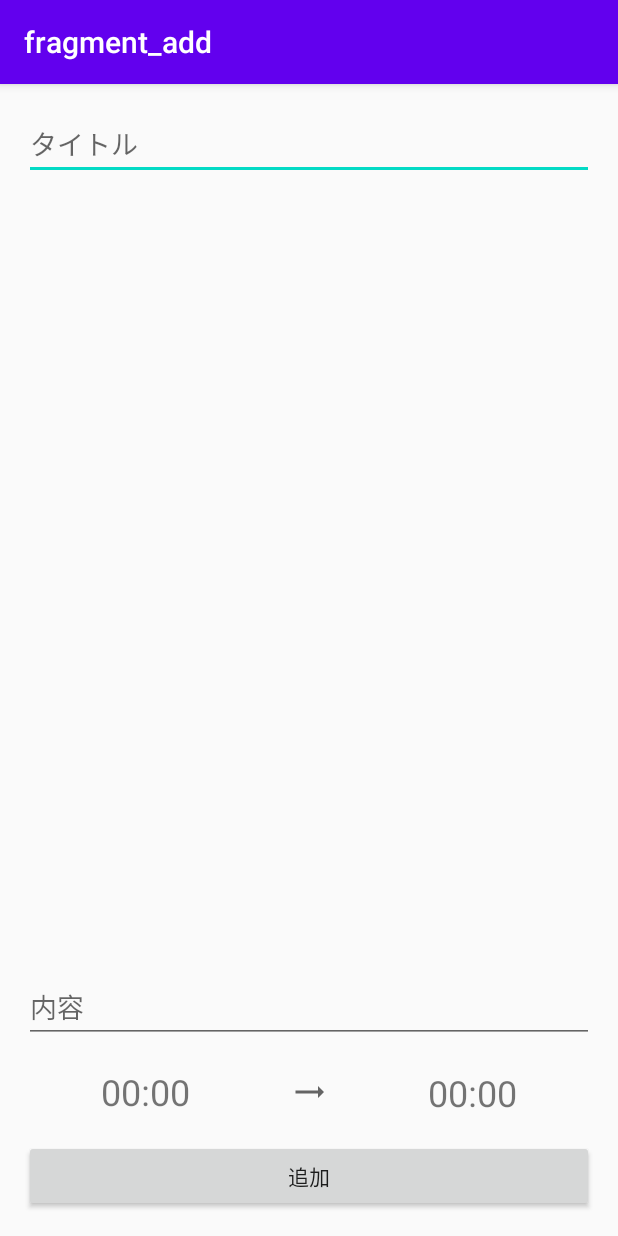
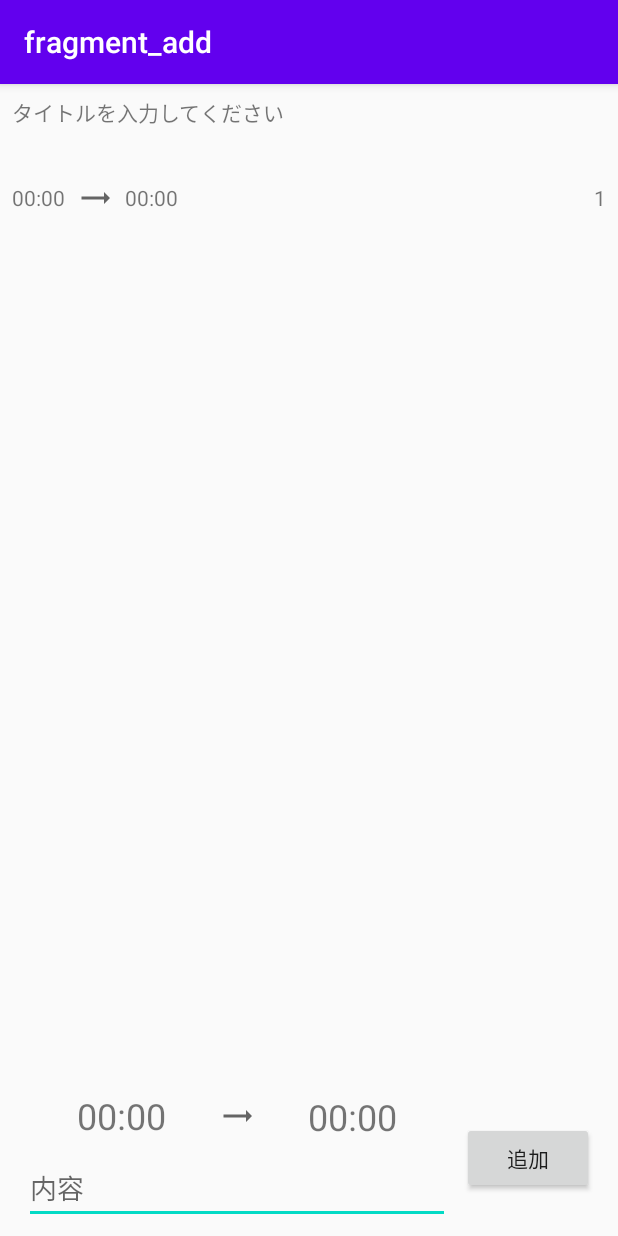
Before and after one commit to kumedashintaro/Timeschedule, an Android app: the screen it shows after launch (MainActivity), after a tap on "追加", on a phone screen of 412 x 824 dp. Run offline under Robolectric (Android 15) with nearby library versions, the phone set to English and light mode, and no system bars; our stand-ins replace Room's generated code, navigation-ui.

Commit message:
RecyclerViewの実装

```diff
--- a/app/build.gradle
+++ b/app/build.gradle
@@ -35,6 +35,8 @@ dependencies {
     testImplementation 'junit:junit:4.12'
     androidTestImplementation 'androidx.test.ext:junit:1.1.2'
     androidTestImplementation 'androidx.test.espresso:espresso-core:3.3.0'
+    //noinspection GradleCompatible
+    implementation 'com.android.support:recyclerview-v7:28.0.0'
 
     // Navigation Component
     implementation 'androidx.navigation:navigation-fragment-ktx:2.2.2'
--- /dev/null
+++ b/app/src/main/java/kumeda/timeschedule/ListAdapter.kt
@@ -0,0 +1,35 @@
+package kumeda.timeschedule
+
+import android.view.LayoutInflater
+import android.view.View
+import android.view.ViewGroup
+import androidx.recyclerview.widget.RecyclerView
+import kotlinx.android.synthetic.main.custom_row.view.*
+
+class ListAdapter : RecyclerView.Adapter<ListAdapter.MyViewHolder>() {
+
+    private var timeScheduleList = emptyList<TimeScheduleData>()
+
+    class MyViewHolder(itemView: View): RecyclerView.ViewHolder(itemView)
+
+    override fun onCreateViewHolder(parent: ViewGroup, viewType: Int): MyViewHolder {
+        return MyViewHolder(LayoutInflater.from(parent.context).inflate(R.layout.custom_row, parent, false))
+    }
+
+    override fun getItemCount(): Int {
+        return timeScheduleList.size
+    }
+
+    override fun onBindViewHolder(holder: MyViewHolder, position: Int) {
+        val currentItem = timeScheduleList[position]
+        holder.itemView.id_text.text = currentItem.id.toString()
+        holder.itemView.content_text.text = currentItem.content
+
+    }
+
+    fun setData(timeScheduleData: List<TimeScheduleData>){
+        this.timeScheduleList = timeScheduleData
+        notifyDataSetChanged()
+    }
+
+}
--- a/app/src/main/java/kumeda/timeschedule/TimeScheduleViewModel.kt
+++ b/app/src/main/java/kumeda/timeschedule/TimeScheduleViewModel.kt
@@ -7,9 +7,9 @@ import androidx.lifecycle.viewModelScope
 import kotlinx.coroutines.Dispatchers
 import kotlinx.coroutines.launch
 
-class TimeScheduleViewModel(application: Application): AndroidViewModel(application) {
+class TimeScheduleViewModel(application: Application) : AndroidViewModel(application) {
 
-    private val readAllData: LiveData<List<TimeScheduleData>>
+    val readAllData: LiveData<List<TimeScheduleData>>
     private val repository: TimeScheduleRepository
 
     init {
@@ -18,8 +18,8 @@ class TimeScheduleViewModel(application: Application): AndroidViewModel(applicat
         readAllData = repository.readAllData
     }
 
-    fun addTimeSchedule(timeScheduleData: TimeScheduleData){
-        viewModelScope.launch (Dispatchers.IO){
+    fun addTimeSchedule(timeScheduleData: TimeScheduleData) {
+        viewModelScope.launch(Dispatchers.IO) {
             repository.addTimeSchedule(timeScheduleData)
         }
     }
--- a/app/src/main/java/kumeda/timeschedule/fragment/AddFragment.kt
+++ b/app/src/main/java/kumeda/timeschedule/fragment/AddFragment.kt
@@ -9,14 +9,11 @@ import android.view.View
 import android.view.ViewGroup
 import android.widget.TimePicker
 import android.widget.Toast
+import androidx.lifecycle.Observer
 import androidx.lifecycle.ViewModelProvider
-import androidx.room.Room
+import androidx.recyclerview.widget.LinearLayoutManager
 import kotlinx.android.synthetic.main.fragment_add.*
 import kotlinx.android.synthetic.main.fragment_add.view.*
-import kotlinx.coroutines.Dispatchers
-import kotlinx.coroutines.GlobalScope
-import kotlinx.coroutines.launch
-import kotlinx.coroutines.withContext
 import kumeda.timeschedule.*
 
 
@@ -49,9 +46,24 @@ class AddFragment : Fragment(), TimePickerDialog.OnTimeSetListener {
     ): View? {
         // Inflate the layout for this fragment
         val view = inflater.inflate(R.layout.fragment_add, container, false)
-
         //Providerが必要、でgetしている
         timeScheduleViewModel = ViewModelProvider(this).get(TimeScheduleViewModel::class.java)
+
+        // Recyclerview
+        val adapter = ListAdapter()
+        val recyclerView = view.title_text
+        recyclerView.adapter = adapter
+        recyclerView.layoutManager = LinearLayoutManager(requireContext())
+
+        // UserViewModel
+        timeScheduleViewModel = ViewModelProvider(this).get(timeScheduleViewModel::class.java)
+        timeScheduleViewModel.readAllData.observe(
+            viewLifecycleOwner,
+            Observer { timeSchedule -> adapter.setData(timeSchedule) })
+
+
+
+
 
 
 
@@ -109,12 +121,12 @@ class AddFragment : Fragment(), TimePickerDialog.OnTimeSetListener {
     }
 
 
-    override fun onStart() {
-        super.onStart()
-        this.dao.readAllData().observe(viewLifecycleOwner, androidx.lifecycle.Observer {
-            println(it)
-        })
-    }
+//    override fun onStart() {
+//        super.onStart()
+//        this.dao.readAllData().observe(viewLifecycleOwner, androidx.lifecycle.Observer {
+//            println(it)
+//        })
+//    }
 
 
     override fun onTimeSet(view: TimePicker?, hour: Int, minute: Int) {
--- /dev/null
+++ b/app/src/main/res/layout/custom_row.xml
@@ -0,0 +1,59 @@
+<?xml version="1.0" encoding="utf-8"?>
+<androidx.constraintlayout.widget.ConstraintLayout xmlns:android="http://schemas.android.com/apk/res/android"
+    xmlns:app="http://schemas.android.com/apk/res-auto"
+    xmlns:tools="http://schemas.android.com/tools"
+    android:layout_width="match_parent"
+    android:layout_height="wrap_content">
+
+    <TextView
+        android:id="@+id/textView6"
+        android:layout_width="wrap_content"
+        android:layout_height="wrap_content"
+        android:layout_marginStart="8dp"
+        android:layout_marginTop="16dp"
+        android:layout_marginBottom="16dp"
+        android:text="00:00"
+        app:layout_constraintBottom_toBottomOf="parent"
+        app:layout_constraintStart_toStartOf="parent"
+        app:layout_constraintTop_toTopOf="parent" />
+
+    <TextView
+        android:id="@+id/textView7"
+        android:layout_width="wrap_content"
+        android:layout_height="wrap_content"
+        android:layout_marginStart="8dp"
+        android:text="00:00"
+        app:layout_constraintBottom_toBottomOf="@+id/imageView3"
+        app:layout_constraintStart_toEndOf="@+id/imageView3"
+        app:layout_constraintTop_toTopOf="@+id/imageView3" />
+
+    <TextView
+        android:id="@+id/content_text"
+        android:layout_width="wrap_content"
+        android:layout_height="wrap_content"
+        android:layout_marginStart="8dp"
+        android:text="睡眠💤"
+        app:layout_constraintBottom_toBottomOf="@+id/id_text"
+        app:layout_constraintStart_toEndOf="@+id/textView7"
+        app:layout_constraintTop_toTopOf="@+id/id_text" />
+
+    <ImageView
+        android:id="@+id/imageView3"
+        android:layout_width="wrap_content"
+        android:layout_height="wrap_content"
+        android:layout_marginStart="8dp"
+        app:layout_constraintBottom_toBottomOf="@+id/textView6"
+        app:layout_constraintStart_toEndOf="@+id/textView6"
+        app:layout_constraintTop_toTopOf="@+id/textView6"
+        app:srcCompat="@drawable/ic_baseline_trending_flat_24" />
+
+    <TextView
+        android:id="@+id/id_text"
+        android:layout_width="wrap_content"
+        android:layout_height="wrap_content"
+        android:layout_marginEnd="8dp"
+        android:layout_marginBottom="16dp"
+        android:text="1"
+        app:layout_constraintBottom_toBottomOf="parent"
+        app:layout_constraintEnd_toEndOf="parent" />
+</androidx.constraintlayout.widget.ConstraintLayout>
--- a/app/src/main/res/layout/fragment_add.xml
+++ b/app/src/main/res/layout/fragment_add.xml
@@ -6,29 +6,15 @@
     android:layout_height="match_parent"
     tools:context=".fragment.AddFragment">
 
-    <EditText
-        android:id="@+id/title_edit"
-        android:layout_width="0dp"
-        android:layout_height="wrap_content"
-        android:layout_marginStart="16dp"
-        android:layout_marginTop="16dp"
-        android:layout_marginEnd="16dp"
-        android:ems="10"
-        android:hint="タイトル"
-        android:inputType="textPersonName"
-        app:layout_constraintEnd_toEndOf="parent"
-        app:layout_constraintStart_toStartOf="parent"
-        app:layout_constraintTop_toTopOf="parent" />
-
     <TextView
         android:id="@+id/end_time"
         android:layout_width="wrap_content"
         android:layout_height="wrap_content"
+        android:layout_marginEnd="8dp"
         android:text="00:00"
         android:textSize="24sp"
         app:layout_constraintBottom_toBottomOf="@+id/imageView"
-        app:layout_constraintEnd_toEndOf="parent"
-        app:layout_constraintHorizontal_bias="0.5"
+        app:layout_constraintEnd_toStartOf="@+id/add_button"
         app:layout_constraintStart_toEndOf="@+id/imageView"
         app:layout_constraintTop_toTopOf="@+id/imageView" />
 
@@ -36,22 +22,23 @@
         android:id="@+id/add_button"
         android:layout_width="0dp"
         android:layout_height="wrap_content"
-        android:layout_marginStart="16dp"
+        android:layout_marginTop="8dp"
         android:layout_marginEnd="16dp"
         android:layout_marginBottom="16dp"
         android:text="追加"
         app:layout_constraintBottom_toBottomOf="parent"
         app:layout_constraintEnd_toEndOf="parent"
-        app:layout_constraintStart_toStartOf="parent" />
+        app:layout_constraintTop_toTopOf="@+id/end_time" />
 
     <TextView
         android:id="@+id/start_time"
         android:layout_width="wrap_content"
         android:layout_height="wrap_content"
-        android:layout_marginBottom="16dp"
+        android:layout_marginStart="16dp"
+        android:layout_marginBottom="8dp"
         android:text="00:00"
         android:textSize="24sp"
-        app:layout_constraintBottom_toTopOf="@+id/add_button"
+        app:layout_constraintBottom_toTopOf="@+id/contents_edit"
         app:layout_constraintEnd_toStartOf="@+id/imageView"
         app:layout_constraintHorizontal_bias="0.5"
         app:layout_constraintStart_toStartOf="parent" />
@@ -72,23 +59,36 @@
         android:layout_width="0dp"
         android:layout_height="wrap_content"
         android:layout_marginStart="16dp"
-        android:layout_marginEnd="16dp"
-        android:layout_marginBottom="16dp"
+        android:layout_marginEnd="8dp"
+        android:layout_marginBottom="8dp"
         android:ems="10"
         android:hint="内容"
         android:inputType="textPersonName"
+        app:layout_constraintBottom_toBottomOf="parent"
+        app:layout_constraintEnd_toStartOf="@+id/add_button"
+        app:layout_constraintStart_toStartOf="parent" />
+
+    <androidx.recyclerview.widget.RecyclerView
+        android:id="@+id/title_text"
+        android:layout_width="0dp"
+        android:layout_height="0dp"
+        android:layout_marginTop="50dp"
+        android:layout_marginBottom="8dp"
         app:layout_constraintBottom_toTopOf="@+id/start_time"
         app:layout_constraintEnd_toEndOf="parent"
         app:layout_constraintHorizontal_bias="0.0"
-        app:layout_constraintStart_toStartOf="parent" />
+        app:layout_constraintStart_toStartOf="parent"
+        app:layout_constraintTop_toTopOf="parent"
+        app:layout_constraintVertical_bias="0.0" />
 
-    <androidx.recyclerview.widget.RecyclerView
-        android:layout_width="0dp"
-        android:layout_height="0dp"
-        app:layout_constraintBottom_toTopOf="@+id/contents_edit"
-        app:layout_constraintEnd_toEndOf="parent"
-        app:layout_constraintHorizontal_bias="0.0"
+    <TextView
+        android:id="@+id/title_edit"
+        android:layout_width="wrap_content"
+        android:layout_height="wrap_content"
+        android:layout_marginStart="8dp"
+        android:layout_marginTop="8dp"
+        android:text="タイトルを入力してください"
         app:layout_constraintStart_toStartOf="parent"
-        app:layout_constraintTop_toBottomOf="@+id/title_edit" />
+        app:layout_constraintTop_toTopOf="parent" />
 
 </androidx.constraintlayout.widget.ConstraintLayout>
```
Also changed, not shown: app/src/main/java/kumeda/timeschedule/TimeScheduleDatabase.kt (+6 -6 lines).
